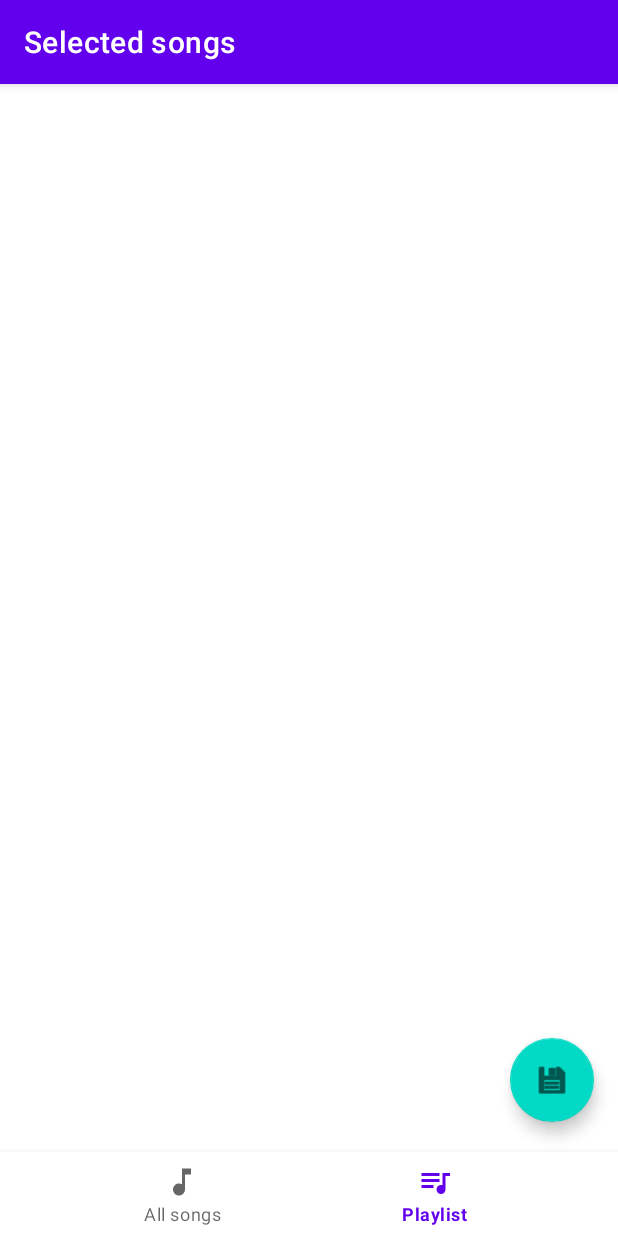
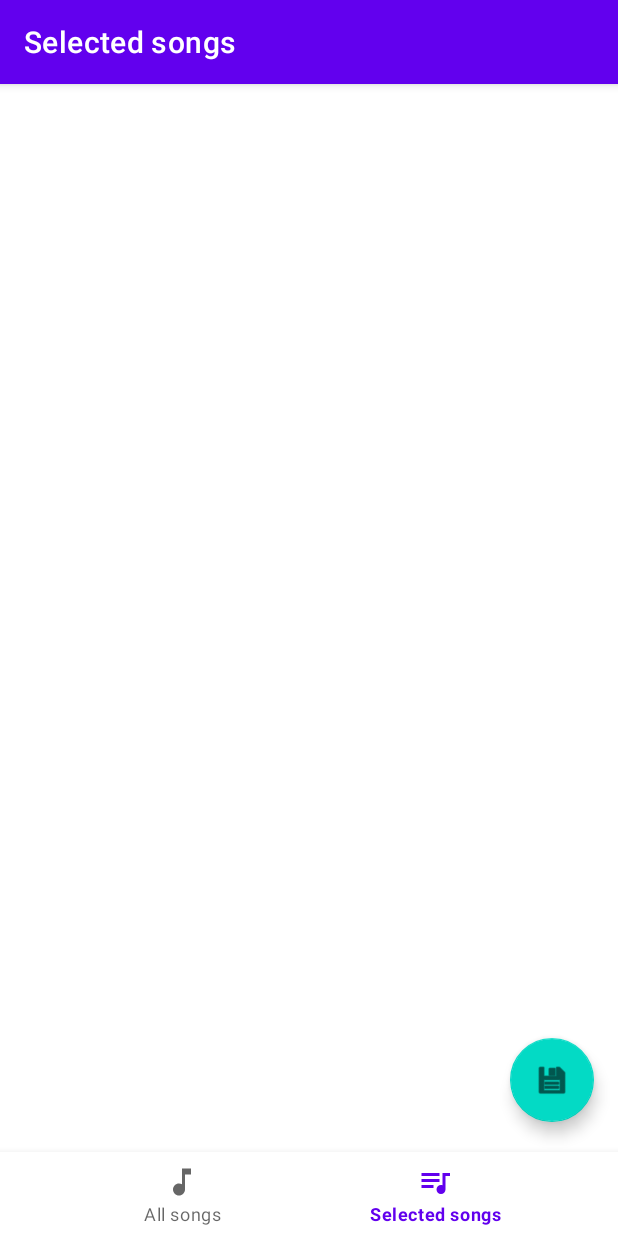
Before and after one commit to modejota/PDM-JAGG, an Android app: the SelectedSongsFragment screen opened through its navigation route, on a phone screen of 412 x 824 dp. Run offline under Robolectric (Android 15) with nearby library versions, the phone set to English and light mode, and no system bars; our stand-ins replace Picasso, navigation-ui.

Commit message:
Finish translation

```diff
--- a/PlayListMaker/app/src/main/res/menu/action_bar_all.xml
+++ b/PlayListMaker/app/src/main/res/menu/action_bar_all.xml
@@ -5,12 +5,12 @@
     <item
         android:id="@+id/allSongsAdd"
         android:icon="@drawable/ic_baseline_add"
-        android:title="Add selected songs"
+        android:title="@string/add_selected_songs"
         app:showAsAction="ifRoom" />
     <item
         android:id="@+id/allSongsDelete"
         app:showAsAction="ifRoom"
         android:icon="@drawable/ic_baseline_delete"
-        android:title="Delete selected songs" />
+        android:title="@string/delete_selected_songs" />
 
 </menu>
--- a/PlayListMaker/app/src/main/res/menu/action_bar_delete.xml
+++ b/PlayListMaker/app/src/main/res/menu/action_bar_delete.xml
@@ -6,6 +6,6 @@
         android:id="@+id/selectedSongsDelete"
         app:showAsAction="always"
         android:icon="@drawable/ic_baseline_delete"
-        android:title="Delete selected songs" />
+        android:title="@string/delete_selected_songs" />
 
 </menu>
--- a/PlayListMaker/app/src/main/res/menu/bottom_menu.xml
+++ b/PlayListMaker/app/src/main/res/menu/bottom_menu.xml
@@ -2,10 +2,10 @@
 <menu xmlns:android="http://schemas.android.com/apk/res/android">
     <item
         android:id="@+id/allSongs_fragment"
-        android:title="All songs"
+        android:title="@string/all_songs"
         android:icon="@drawable/ic_baseline_music_note" />
     <item
         android:id="@+id/selectedSongs_fragment"
-        android:title="Playlist"
+        android:title="@string/selected_songs"
         android:icon="@drawable/ic_baseline_playlist" />
 </menu>
--- a/PlayListMaker/app/src/main/res/navigation/my_nav.xml
+++ b/PlayListMaker/app/src/main/res/navigation/my_nav.xml
@@ -6,7 +6,7 @@
     <fragment
         android:id="@+id/allSongs_fragment"
         android:name="com.modejota.playlistmaker.AllSongsFragment"
-        android:label="All songs">
+        android:label="@string/all_songs">
         <action
             android:id="@+id/action_allSongs_fragment_to_selectedSongs_fragment"
             app:destination="@id/selectedSongs_fragment" />
@@ -14,5 +14,5 @@
     <fragment
         android:id="@+id/selectedSongs_fragment"
         android:name="com.modejota.playlistmaker.SelectedSongsFragment"
-        android:label="Selected songs"/>
+        android:label="@string/selected_songs"/>
 </navigation>
--- a/PlayListMaker/app/src/main/res/values/strings.xml
+++ b/PlayListMaker/app/src/main/res/values/strings.xml
@@ -18,6 +18,11 @@
     <string name="confirm_playlist">Confirm playlist</string>
     <string name="song_album_mini_image">Song\'s album\'s image</string>
     <string name="selected_tick">Selected tick</string>
+    <string name="add_selected_songs">Add selected songs</string>
+    <string name="delete_selected_songs">Delete selected songs</string>
+    <string name="all_songs">All songs</string>
+    <string name="selected_songs">Selected songs</string>
+    <string name="playlist">Playlist</string>
     <plurals name="playlist_size">
         <item quantity="one">%d song</item>
         <item quantity="other">%d songs</item>
```
Also changed, not shown: 1 other file.
